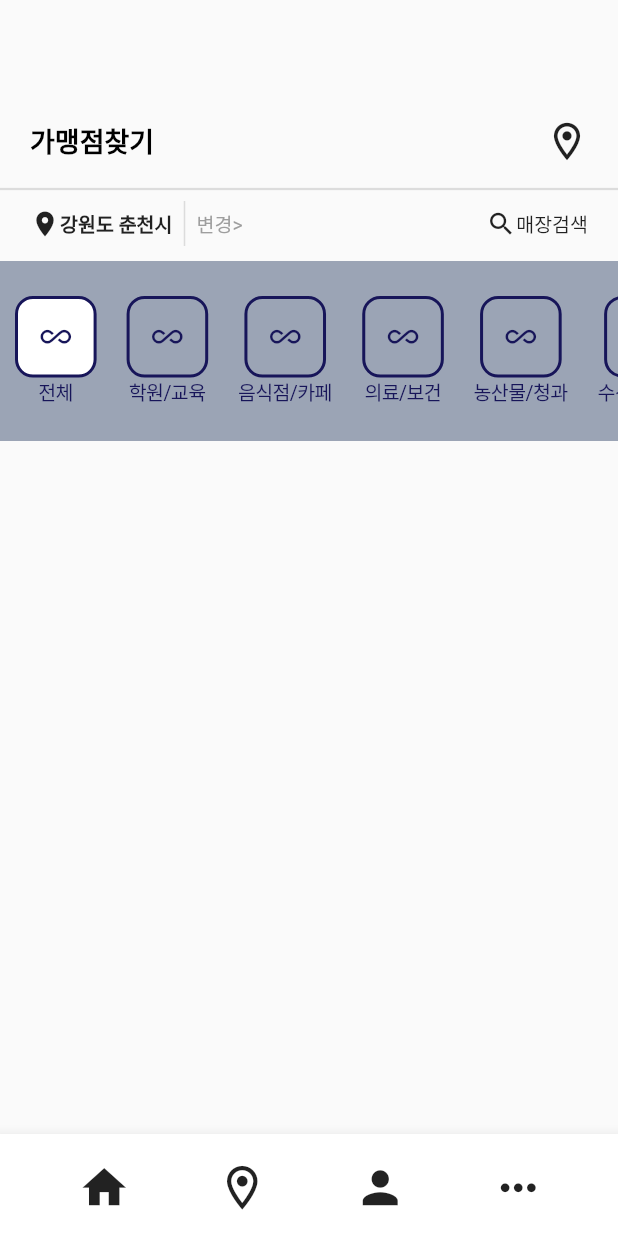
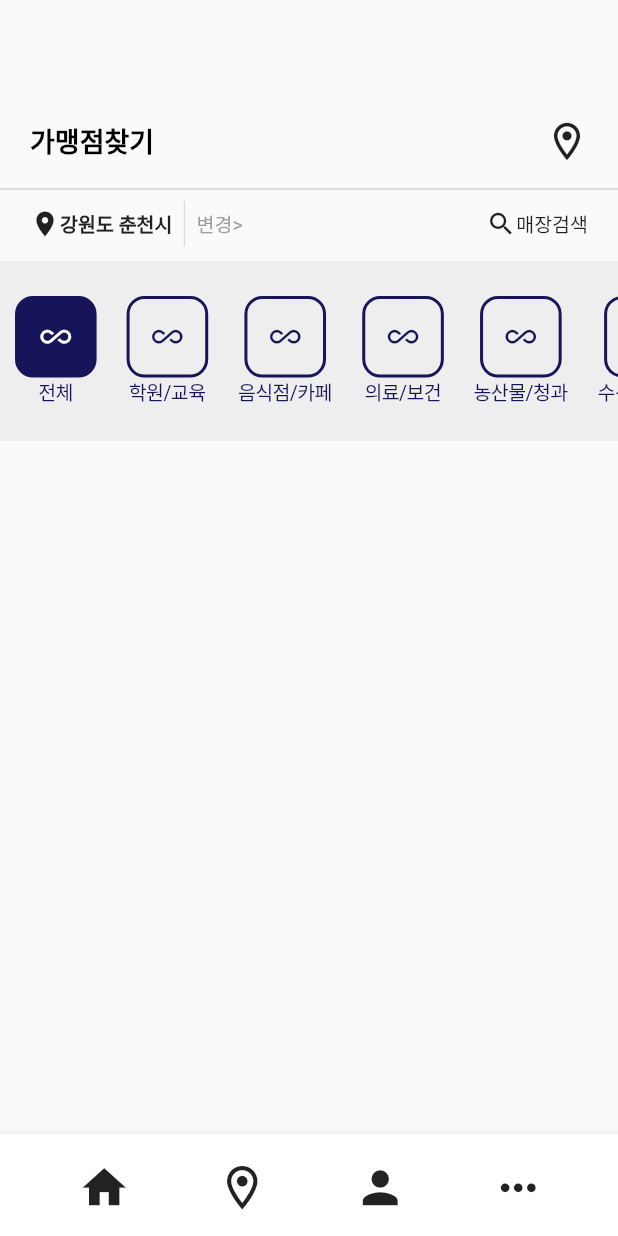
Before and after one commit to EJLee1209/hci_project, a Flutter app: the screen it shows after launch, item 2 of the bottom bar chosen, on a phone screen of 412 x 824 dp. Run offline on Flutter 3.47's test engine with Material 2 defaults, Android fonts, the phone set to English and light mode, and no system bars; our stand-ins replace carousel_slider; missing offline and left inert: flutter_naver_map.

Commit message:
UI - 수정

```diff
--- a/lib/FindScreen.dart
+++ b/lib/FindScreen.dart
@@ -92,7 +92,7 @@ class _FindScreenState extends State<FindScreen> {
         // tab view
         Container(
           height: 120,
-          color: Color(0xFF9BA4B5),
+          color: Color(0xFFEEEEEE),
           child: ListView.builder(itemBuilder: (context, index) {
             return CupertinoButton(
               padding: EdgeInsets.all(0),
@@ -105,7 +105,7 @@ class _FindScreenState extends State<FindScreen> {
                       Container(
                         child: Icon(
                             Icons.all_inclusive,
-                            color: Color(0xFF171559)
+                            color: _selected==index ? Colors.white : Color(0xFF171559)
                         ),
                         padding: EdgeInsets.all(15),
                         decoration: BoxDecoration(
@@ -115,7 +115,7 @@ class _FindScreenState extends State<FindScreen> {
                             ),
                             borderRadius: BorderRadius.circular(12),
 
-                            color: _selected==index ? Colors.white : Color(0xFF9BA4B5)
+                            color: _selected==index ? Color(0xFF171559) : Color(0xFFEEEEEE)
                         ),
                       ),
                       Text(
```
